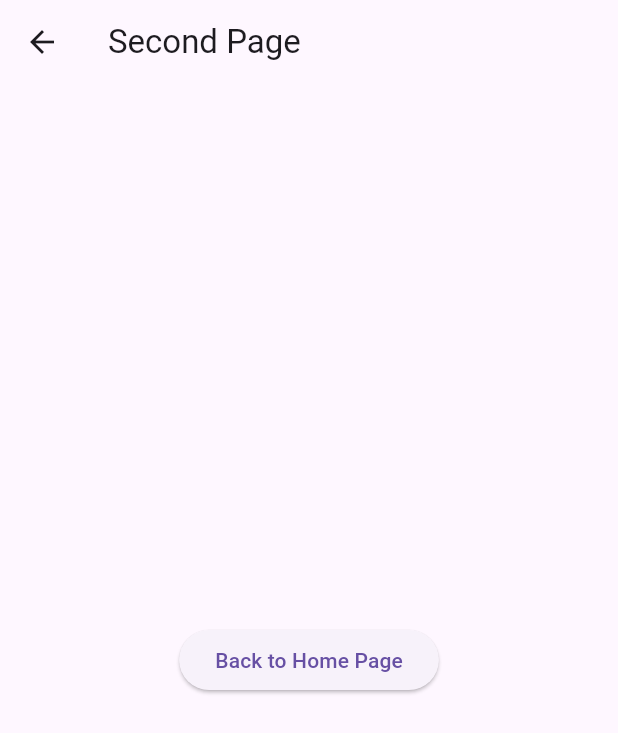
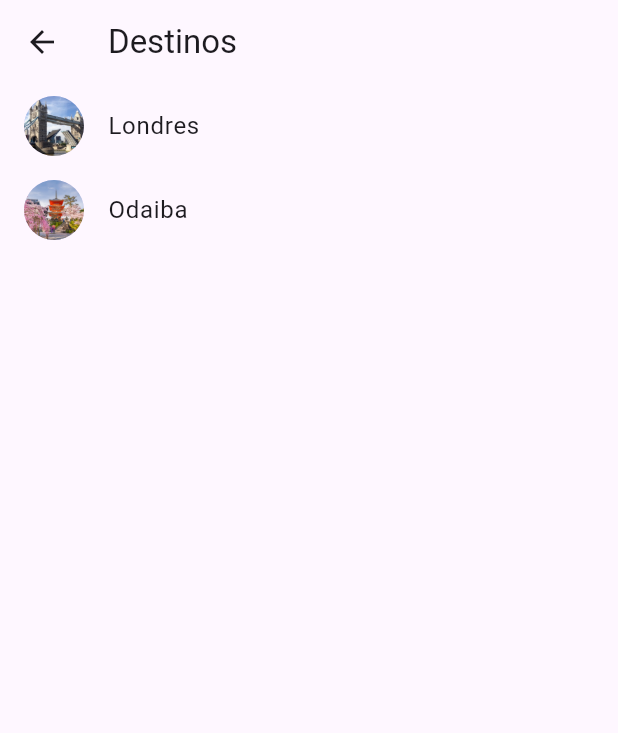
Before and after one commit to ThomazHilario/explore_the_world, a Flutter app: the Destinos screen opened by its route, on a phone screen of 412 x 824 dp. Shown: the top 733 px of the screen. Run offline on Flutter 3.47's test engine with Material 3 defaults, Android fonts, the light colour scheme and no system bars.

Commit message:
Feat(PAge Destinos): Criar a pagina de destinos
- Criar a pagina de destinos.
- Criar um componente que exibe informações sobre cada destino.

```diff
--- a/lib/main.dart
+++ b/lib/main.dart
@@ -22,6 +22,7 @@ class MyApp extends StatelessWidget {
   }
 }
 
+// Home Page
 class MyHomePage extends StatelessWidget {
   final String title;
 
@@ -83,10 +84,12 @@ class MyHomePage extends StatelessWidget {
                 backgroundColor: const Color.fromARGB(138, 104, 68, 223),
               ),
               onPressed: () {
-            Navigator.pop(context);
                 Navigator.pushNamed(context, '/destinos');
               },
-          child: const Text('Explorar destinos ', style: TextStyle(color: Color.fromARGB(255, 255, 255, 255)),)),
+              child: const Text(
+                'Explorar destinos ',
+                style: TextStyle(color: Color.fromARGB(255, 255, 255, 255)),
+              )),
         ),
       ),
 
@@ -95,26 +98,48 @@ class MyHomePage extends StatelessWidget {
   }
 }
 
+// Destinos Page
 class Destinos extends StatelessWidget {
   // Constructor
   const Destinos({super.key});
 
   @override
   Widget build(BuildContext context) {
+    // Mostar detalhes
+    mostrarDetalhes(String url, String titleDestino, String sobre) {
+      Navigator.push(
+          context,
+          MaterialPageRoute(
+            builder: (BuildContext context) =>
+                DetalhesDestinosPage(url: url,sobre: sobre,titleDestino: titleDestino,),
+          ));
+    }
+
     return Scaffold(
-      appBar: AppBar(title: const Text('Second Page')),
-      body: Center(
-        child: ElevatedButton(
-          onPressed: () {
-            Navigator.pop(context);
-          },
-          child: const Text('Back to Home Page'),
+      appBar: AppBar(title: const Text('Destinos')),
+      body: ListView(children: <ListTile>[
+        ListTile(
+          leading: const CircleAvatar(
+            backgroundImage: AssetImage('images/londres.jpg'),
           ),
+          title: const Text('Londres'),
+          onTap: () => mostrarDetalhes('images/londres.jpg', 'Londres',
+              'Londres, capital da Inglaterra e do Reino Unido, é uma cidade do século 21 com uma história que remonta à era romana. Seu centro abriga as sedes imponentes do Parlamento, a famosa torre do relógio do Big Ben e a Abadia de Westminster, local de coroação dos monarcas britânicos. Do outro lado do rio Tâmisa, a roda gigante London Eye tem vista panorâmica do complexo cultural da margem sul e de toda a cidade.'),
         ),
+        ListTile(
+          leading: const CircleAvatar(
+            backgroundImage: AssetImage('images/odaiba.jpg'),
+          ),
+          title: const Text('Odaiba'),
+          onTap: () => mostrarDetalhes('images/odaiba.jpg', 'Odaiba',
+              'Acessado pela Rainbow Bridge ou pelo trem Yurikamome futurista, Odaiba é um centro de entretenimento de alta tecnologia em uma ilha artificial na Baía de Tóquio. Os visitantes vão até a praia no Parque Seaside, aproveitam as vistas do Monte Fuji pela Roda-gigante Daikanransha e interagem com robôs no museu de ciências Miraikan. Os shopping centers incluem o Aqua City e o VenusFort, com temática de Veneza, e há bares de sushi com vista para a orla.'),
+        )
+      ]),
     );
   }
 }
 
+// Contatos Page
 class Contatos extends StatelessWidget {
   const Contatos({super.key});
 
@@ -160,3 +185,27 @@ class Contatos extends StatelessWidget {
     );
   }
 }
+
+class DetalhesDestinosPage extends StatelessWidget {
+  final String url;
+  final String titleDestino;
+  final String sobre;
+
+  const DetalhesDestinosPage(
+      {super.key,
+      required this.url,
+      required this.titleDestino,
+      required this.sobre});
+
+  @override
+  Widget build(BuildContext context) {
+    return Scaffold(
+      appBar: AppBar(
+        title: Text(titleDestino),
+      ),
+      body: Center(
+        child: Text(sobre),
+      ),
+    );
+  }
+}
```
Lines whose indentation alone changed are shown as unchanged.
